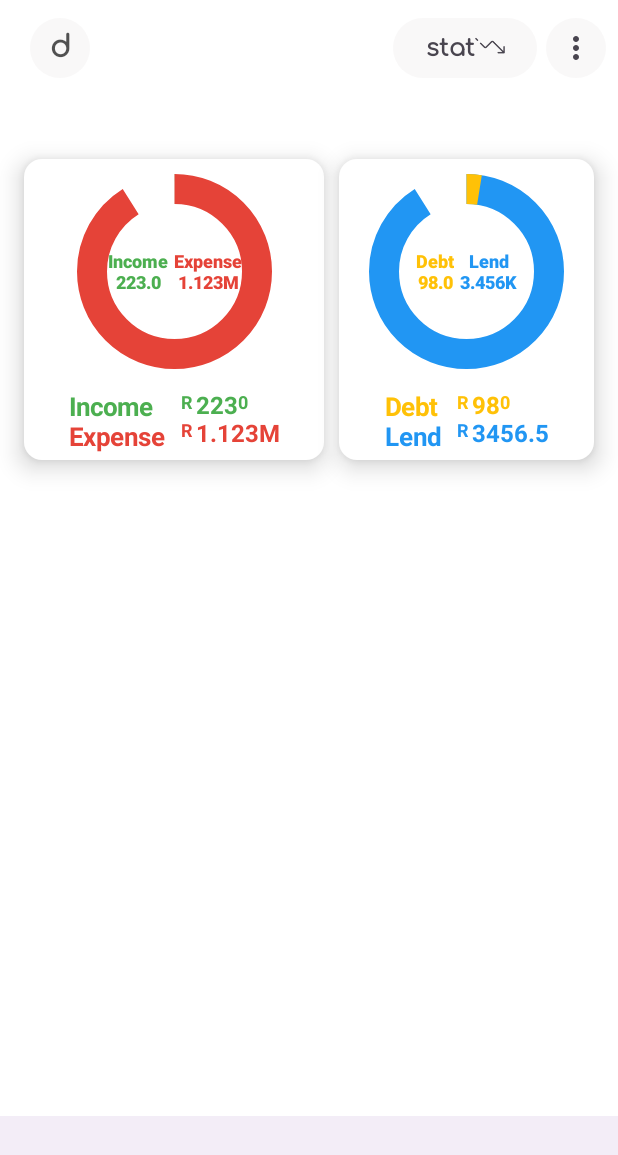
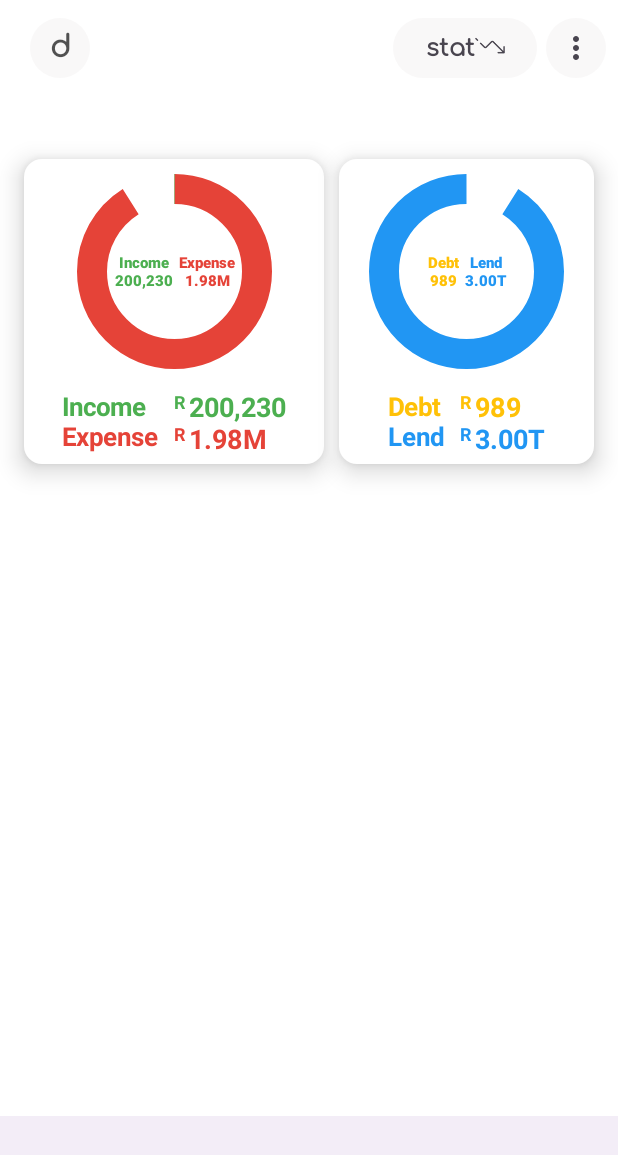
Before and after one commit to denis-spe/Money-Usage, an Android app built with Jetpack Compose: the @Preview function LandPagePreview, on a phone screen of 412 x 824 dp. Shown: the top 1155 px of the screen. Run offline under Robolectric (Android 15) with nearby library versions, the phone set to English and light mode, and no system bars.

Commit message:
Update the CurrentBalanceCard component

```diff
--- a/app/src/main/java/com/example/moneyusage/charts/PieChart.kt
+++ b/app/src/main/java/com/example/moneyusage/charts/PieChart.kt
@@ -48,7 +48,7 @@ fun AnimatedPieChart(
     data: List<PieData>,
     modifier: Modifier = Modifier,
     size: Dp = 110.dp,
-    fontSize: TextUnit = 12.sp
+    fontSize: TextUnit = 10.sp
     ) {
     val localModifier = modifier.size(size)
     val total = data.fold(0f) { acc, pieData ->
@@ -102,7 +102,8 @@ fun AnimatedPieChart(
                             fontSize = fontSize,
                             color = it.color)
 
-                        Text(text = it.value.toString().limitMoneyDigits(),
+                        Text(text = it.value.toString()
+                            .limitMoneyDigits(limitMillonAndHundred = true),
                             fontWeight = FontWeight.ExtraBold,
                             fontSize = fontSize,
                             color = it.color)
--- a/app/src/main/java/com/example/moneyusage/components/CurrentBalanceCard.kt
+++ b/app/src/main/java/com/example/moneyusage/components/CurrentBalanceCard.kt
@@ -31,6 +31,7 @@ import com.example.moneyusage.charts.AnimatedPieChart
 import com.example.moneyusage.dataclasses.PieData
 import com.example.moneyusage.helper.limitMoneyDigits
 import com.example.moneyusage.helper.toMoneyFormat
+import java.math.BigDecimal
 
 @OptIn(ExperimentalMaterial3Api::class)
 @RequiresApi(Build.VERSION_CODES.P)
@@ -90,13 +91,10 @@ fun CurrentBalanceCard(
                         // String format
                         val moneyAsString = it.value.toString()
 
-                        // Format money
-                        val formattedMoney = if (it.value < 1000000)
-                            moneyAsString.toMoneyFormat()
-                        else moneyAsString.limitMoneyDigits()
-
                         Row {
-                            StyleMoneyFormat("R", formattedMoney, it.color)
+                            StyleMoneyFormat("R",
+                                moneyAsString,
+                                it.color)
                         }
                     }
                 }
@@ -108,16 +106,6 @@ fun CurrentBalanceCard(
 @Composable
 fun StyleMoneyFormat(currencySymbol: String, formattedMoney: String, color: Color) {
     Row {
-        val wholeMoney: String
-        var cents: String? = null
-        if (formattedMoney.contains(".") && formattedMoney.length < 6) {
-            val split = formattedMoney.split(".")
-            wholeMoney = split[0]
-            cents = split[1]
-        } else {
-            wholeMoney = formattedMoney
-        }
-
         Text(
             text = "$currencySymbol ",
             fontWeight = FontWeight.Bold,
@@ -126,19 +114,10 @@ fun StyleMoneyFormat(currencySymbol: String, formattedMoney: String, color: Colo
         )
 
         Text(
-            text = wholeMoney,
+            text = formattedMoney.limitMoneyDigits(limitMillonAndHundred = true),
             fontWeight = FontWeight.Bold,
             color = color,
-            fontSize = 16.sp
+            fontSize = 18.sp
         )
-
-        if (cents != null) {
-            Text(
-                text = cents,
-                fontWeight = FontWeight.Bold,
-                color = color,
-                fontSize = 12.sp
-            )
-        }
     }
 }
--- a/app/src/main/java/com/example/moneyusage/helper/toMoneyFormat.kt
+++ b/app/src/main/java/com/example/moneyusage/helper/toMoneyFormat.kt
@@ -1,6 +1,7 @@
 package com.example.moneyusage.helper
 
 import android.annotation.SuppressLint
+import kotlin.math.pow
 
 /**
  * Format a string as money
@@ -15,21 +16,50 @@ fun String.toMoneyFormat() : String{
         .chunked(3)
         .joinToString(",")
         .reversed()
-
-    if (formattedString.contains(".")) {
-        val (money, cents) = cleanString.split(".")
-        return "$money.$cents"
-    }
     return formattedString
 }
 
-fun String.limitMoneyDigits(): String {
-    val number = this.substringBefore(".").toDoubleOrNull() ?: return this
+/**
+ * Limit the number of digits in a string to 4
+ */
+fun String.limitMoneyDigits(
+    limitMillonAndHundred: Boolean = false
+): String {
+    val amountSymbol: String
+    val wholeNumber: String
+    var afterDecimalNumber: String
+    val fullMoneyFormat: String
 
-    return when {
-        number >= 1_000_000_000 -> "${(number / 1_000_000_000)}B"
-        number >= 1_000_000 -> "${(number / 1_000_000)}M"
-        number >= 1_000 -> "${(number / 1_000)}K"
-        else -> this
+    if (this.contains("E")){
+        // Get the amount symbol
+        amountSymbol = when(this.substringAfter("E").toInt()){
+            7 -> "M"
+            8 -> "M"
+            9 -> "B"
+            10 -> "B"
+            11 -> "B"
+            12 -> "T"
+            else -> ""
+        }
+        // Take the whole number, after decimal and amount symbol
+        wholeNumber = this.substringBefore(".")
+
+        // Take out the number after the decimal point then before the exponent
+        afterDecimalNumber = this.substringAfter(".")
+            .substringBefore("E")
+
+        // Limit the number of digits
+        afterDecimalNumber = afterDecimalNumber.substring(0, 2)
+
+        // Combine the whole number, after decimal and amount symbol
+        fullMoneyFormat = "$wholeNumber.${afterDecimalNumber}$amountSymbol"
+    } else {
+        fullMoneyFormat = if (this.substringBefore(".").length == 7
+            && limitMillonAndHundred)
+            ((this.toDouble() / 1_000_000).toInt()).toString() + "M";
+        else
+            this.substringBefore(".").toMoneyFormat()
     }
+
+    return fullMoneyFormat;
 }
--- a/app/src/main/java/com/example/moneyusage/pages/landingPage/LandingPage.kt
+++ b/app/src/main/java/com/example/moneyusage/pages/landingPage/LandingPage.kt
@@ -162,16 +162,16 @@ class LandingPage {
 
             item {
                 val currentIncomeAndExp = listOf(
-                    PieData("Income", 223.00,
+                    PieData("Income", 200230.990,
                         color = colorResource(id=R.color.income)),
-                    PieData("Expense", 1123000.5,
+                    PieData("Expense", 19800_0967.9887,
                         color = colorResource(id=R.color.expend)),
                 )
 
                 val debtAndLend = listOf(
-                    PieData("Debt", 98.00,
+                    PieData("Debt", 989.00,
                         color = colorResource(id=R.color.debt)),
-                    PieData("Lend", 3456.5,
+                    PieData("Lend", 3.000000000000988E12,
                         color = colorResource(id=R.color.lend)),
                 )
 
--- a/gradle/libs.versions.toml
+++ b/gradle/libs.versions.toml
@@ -1,5 +1,5 @@
 [versions]
-agp = "8.4.0"
+agp = "8.4.1"
 firebaseBom = "32.7.4"
 kotlin = "1.9.0"
 coreKtx = "1.10.1"
```
